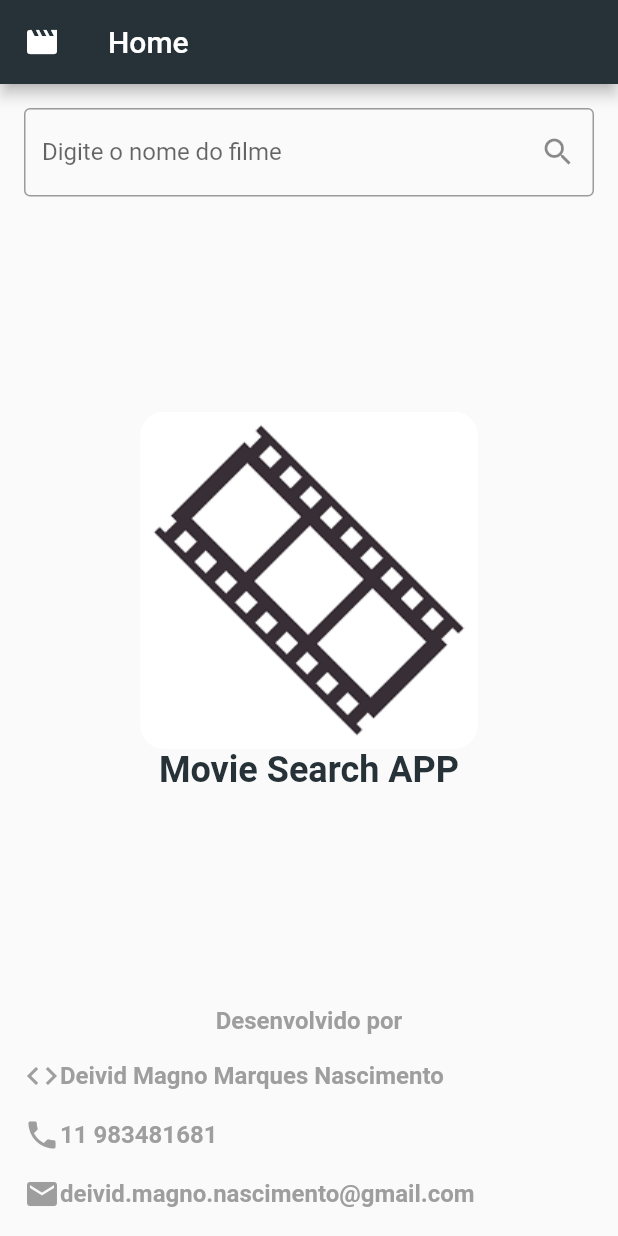
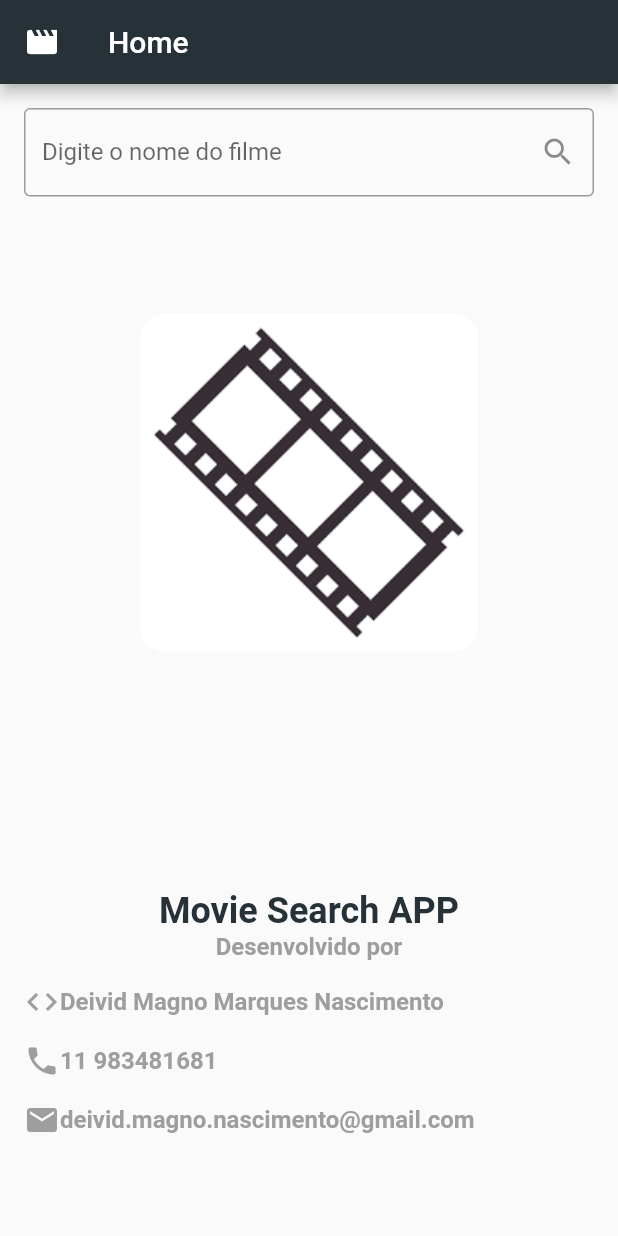
Before and after one commit to Deivid1071/moovieappflutter, a Flutter app: the screen it shows after launch, on a phone screen of 412 x 824 dp. Run offline on Flutter 3.47's test engine with Material 2 defaults, Android fonts, the phone set to English and light mode, and no system bars; missing offline and left inert: http_interceptor.

Commit message:
Ajustes na responsividade do app

```diff
--- a/lib/screens/home.dart
+++ b/lib/screens/home.dart
@@ -24,11 +24,15 @@ class _HomeState extends State<Home> {
       resizeToAvoidBottomInset: false,
       body: Padding(
         padding: const EdgeInsets.all(16.0),
-        child: Column(
+        child: ListView(
+          children: <Widget>[
+            Column(
               mainAxisAlignment: MainAxisAlignment.spaceBetween,
               crossAxisAlignment: CrossAxisAlignment.center,
               children: <Widget>[
-            TextField(
+                Container(
+                  height: MediaQuery.of(context).size.longestSide / 6,
+                  child: TextField(
                     controller: _searchController,
                     decoration: InputDecoration(
                       border: OutlineInputBorder(),
@@ -51,7 +55,9 @@ class _HomeState extends State<Home> {
                       ),
                     ),
                   ),
+                ),
                 Container(
+                  height: MediaQuery.of(context).size.longestSide / 2,
                   child: Column(
                     mainAxisAlignment: MainAxisAlignment.spaceBetween,
                     crossAxisAlignment: CrossAxisAlignment.center,
@@ -72,7 +78,7 @@ class _HomeState extends State<Home> {
                   ),
                 ),
                 Container(
-              height: MediaQuery.of(context).size.height / 6,
+                  height: MediaQuery.of(context).size.longestSide / 6,
                   child: Column(
                     mainAxisAlignment: MainAxisAlignment.spaceBetween,
                     children: <Widget>[
@@ -85,7 +91,8 @@ class _HomeState extends State<Home> {
                           fontWeight: FontWeight.bold,
                         ),
                       ),
-                  PersonalFooter(Icons.code, 'Deivid Magno Marques Nascimento'),
+                      PersonalFooter(
+                          Icons.code, 'Deivid Magno Marques Nascimento'),
                       PersonalFooter(Icons.phone, '11 983481681'),
                       PersonalFooter(
                           Icons.email, 'deivid.magno.nascimento@gmail.com'),
@@ -94,6 +101,8 @@ class _HomeState extends State<Home> {
                 ),
               ],
             ),
+          ],
+        ),
       ),
     );
   }
```
Also changed, not shown: lib/components/iconandtext.dart (+18 -7 lines), lib/screens/movie/detail.dart (+18 -8 lines), lib/services/api/weclient.dart (+8 -3 lines). Lines whose indentation alone changed are shown as unchanged.
